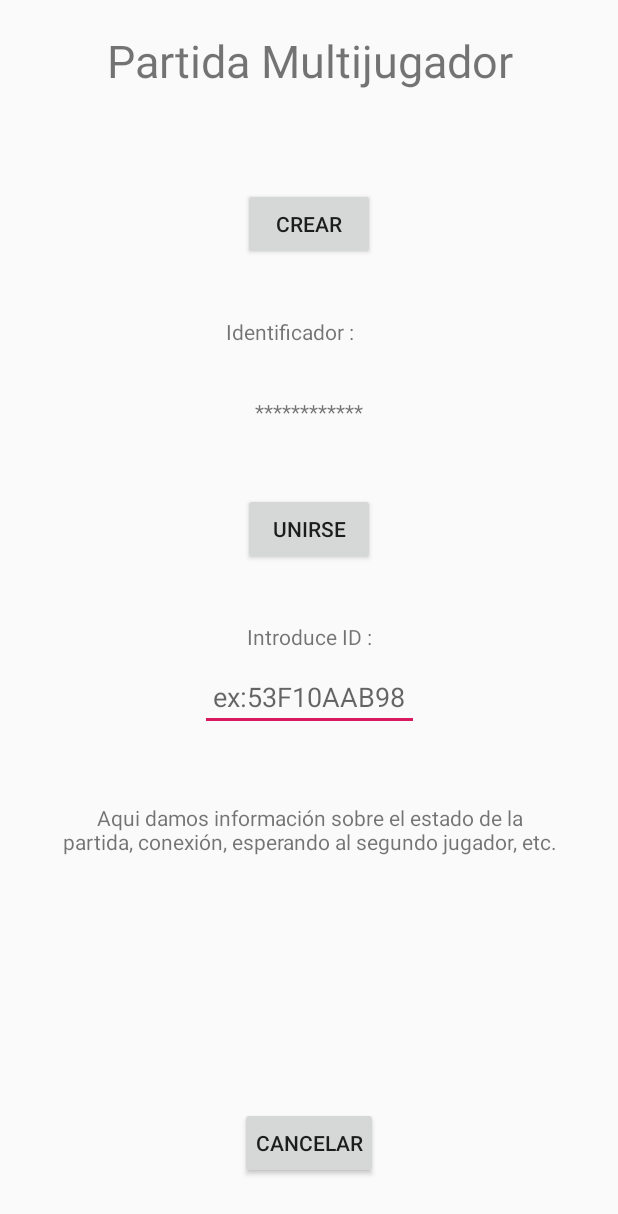
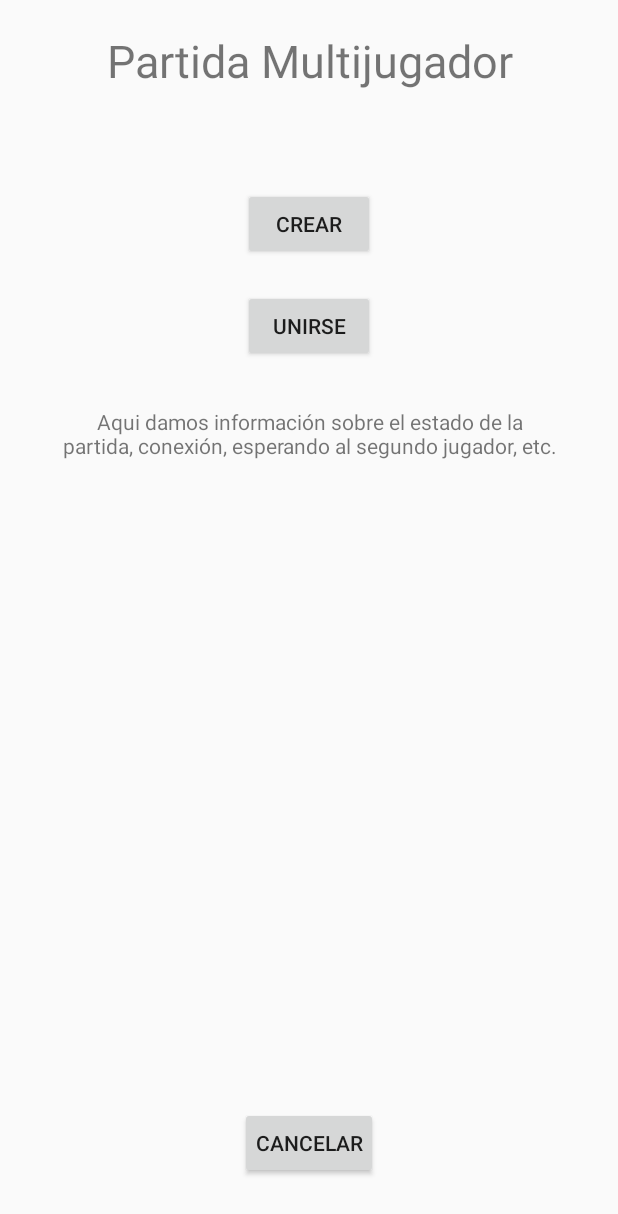
Before and after one commit to davidFernandez99/BetweenOpposites, an Android app: the layout activity_pantalla_dos_jugadores.xml on its own in the app's theme, with its tools: preview values and no code run, on a phone screen of 412 x 824 dp. Shown: the top 1214 px of the screen. Run offline under Robolectric (Android 15) with nearby library versions, the phone set to English and light mode, and no system bars.

Commit message:
#5 Data Binding en la pantalla de creación de partidas multijugador
Signed-off-by: Óscar Jiménez <ojimenmu@gmail.com>

```diff
--- a/app/build.gradle
+++ b/app/build.gradle
@@ -20,6 +20,9 @@ android {
             proguardFiles getDefaultProguardFile('proguard-android-optimize.txt'), 'proguard-rules.pro'
         }
     }
+    dataBinding{
+        enabled=true
+    }
 }
 
 dependencies {
--- a/app/src/main/AndroidManifest.xml
+++ b/app/src/main/AndroidManifest.xml
@@ -13,14 +13,14 @@
             android:supportsRtl="true"
             android:theme="@style/AppTheme">
         <activity android:name=".PantallaDosJugadores">
-        </activity>
-        <activity android:name=".MainActivity">
             <intent-filter>
                 <action android:name="android.intent.action.MAIN"/>
 
                 <category android:name="android.intent.category.LAUNCHER"/>
             </intent-filter>
         </activity>
+        <activity android:name=".MainActivity">
+        </activity>
     </application>
 
 </manifest>
--- a/app/src/main/res/layout/activity_pantalla_dos_jugadores.xml
+++ b/app/src/main/res/layout/activity_pantalla_dos_jugadores.xml
@@ -1,8 +1,10 @@
 <?xml version="1.0" encoding="utf-8"?>
-<LinearLayout
+<layout
         xmlns:android="http://schemas.android.com/apk/res/android"
         xmlns:tools="http://schemas.android.com/tools"
         xmlns:app="http://schemas.android.com/apk/res-auto"
+>
+    <LinearLayout
             android:layout_width="match_parent"
             android:layout_height="match_parent"
             tools:context=".PantallaDosJugadores"
@@ -32,6 +34,8 @@
                 android:gravity="start"
                 android:orientation="horizontal"
 
+                android:visibility="gone"
+
                 android:backgroundTint="@android:color/darker_gray"
                 android:layout_margin="10dp">
             <!-- Ponemos la visibilidad en gone inicialmente cuando se entra a esta pantalla,
@@ -44,6 +48,7 @@
                       app:layout_constraintStart_toStartOf="parent" android:layout_marginStart="8dp"
                       app:layout_constraintEnd_toEndOf="parent" android:layout_marginEnd="8dp"
                       android:layout_marginTop="8dp" app:layout_constraintTop_toTopOf="parent"/>
+
             <TextView android:layout_width="181dp" android:layout_height="48dp"
                       android:id="@+id/dar_id_dosJ"
                       android:text="@string/damos_ID"
@@ -71,7 +76,10 @@
                 android:orientation="horizontal"
 
                 android:backgroundTint="@android:color/darker_gray"
-            android:layout_margin="10dp">
+                android:layout_margin="10dp"
+
+                android:visibility="gone"
+        >
             <!-- Ponemos la visibilidad en gone inicialmente cuando se entra a esta pantalla,
              onCLick del boton crear su visibilidad se activarà de nuevo-->
 
@@ -86,11 +94,10 @@
 
             <EditText android:layout_width="146dp" android:layout_height="wrap_content"
                       android:id="@+id/poner_id_dosJ"
-                  android:inputType="textPassword"
+                      android:inputType="textVisiblePassword"
                       android:gravity="center"
 
-                  android:hint="@string/ejemplo_ID_partida2J"
-                  android:autofillHints="@string/autofill_ID"
+                      android:autofillHints="@string/ejemplo_ID_partida2J"
 
                       app:layout_constraintEnd_toEndOf="parent"
                       android:layout_marginEnd="8dp" app:layout_constraintStart_toStartOf="parent"
@@ -118,13 +125,16 @@
                     app:layout_constraintStart_toStartOf="parent" android:layout_marginTop="8dp"
                     app:layout_constraintTop_toTopOf="parent" android:layout_marginBottom="8dp"
                     app:layout_constraintBottom_toBottomOf="parent" app:layout_constraintVertical_bias="1.0"/>
-        <android.support.constraint.Guideline android:layout_width="wrap_content" android:layout_height="wrap_content"
+            <android.support.constraint.Guideline android:layout_width="wrap_content"
+                                                  android:layout_height="wrap_content"
                                                   android:id="@+id/guideline" app:layout_constraintGuide_begin="16dp"
                                                   android:orientation="vertical"/>
-        <android.support.constraint.Guideline android:layout_width="wrap_content" android:layout_height="wrap_content"
+            <android.support.constraint.Guideline android:layout_width="wrap_content"
+                                                  android:layout_height="wrap_content"
                                                   android:id="@+id/guideline2" app:layout_constraintGuide_begin="20dp"
                                                   android:orientation="horizontal"/>
 
         </android.support.constraint.ConstraintLayout>
 
     </LinearLayout>
+</layout>
```
Also changed, not shown: app/src/main/java/grup05/pis2018/ub/edu/betweenopposites/PantallaDosJugadores.kt (+44 -1 lines). Lines whose indentation alone changed are shown as unchanged.
